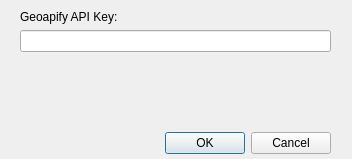
This is geoapify_geocoder/gui/ConfigUi.ui in geoapify/qgis-geocoder as Qt 5 draws it before an edit. The edited form follows.
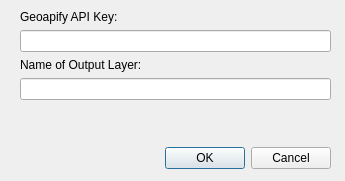
This is the edited form.

Commit message: change settings; add output columns

```diff
--- a/geoapify_geocoder/gui/ConfigUi.ui
+++ b/geoapify_geocoder/gui/ConfigUi.ui
@@ -6,20 +6,20 @@
    <rect>
     <x>0</x>
     <y>0</y>
-    <width>352</width>
-    <height>159</height>
+    <width>345</width>
+    <height>181</height>
    </rect>
   </property>
   <property name="windowTitle">
    <string>Dialog</string>
   </property>
-  <widget class="QWidget" name="">
+  <widget class="QWidget" name="layoutWidget">
    <property name="geometry">
     <rect>
      <x>20</x>
      <y>10</y>
      <width>311</width>
-     <height>144</height>
+     <height>159</height>
     </rect>
    </property>
    <layout class="QVBoxLayout" name="verticalLayout">
@@ -33,6 +33,16 @@
     <item>
      <widget class="QLineEdit" name="apiKey"/>
     </item>
+    <item>
+     <widget class="QLabel" name="label_2">
+      <property name="text">
+       <string>Name of Output Layer:</string>
+      </property>
+     </widget>
+    </item>
+    <item>
+     <widget class="QLineEdit" name="outputLayer"/>
+    </item>
     <item>
      <spacer name="verticalSpacer">
       <property name="orientation">
```
Left out of the diff: 2 changed lines with no effect on the pictures. The commit also changes 3 other files.
